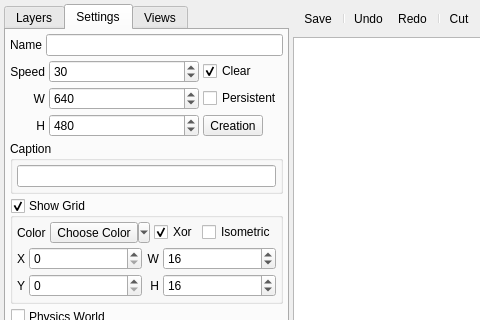
Before: the Qt Designer form Editors/RoomEditor.ui in enigma-dev/RadialGM, drawn with Qt 5; both pictures show x 0 to 480 and y 0 to 320 of the 999 by 651 pixel window.
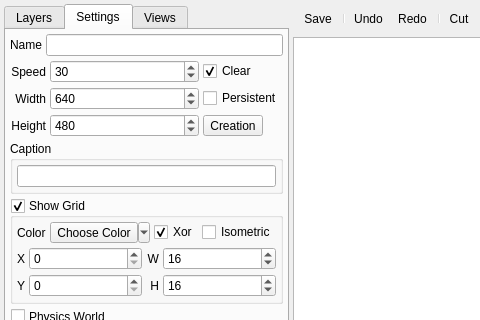
After: the same form once the commit is applied. Icons and pictures are not drawn.

Commit message: settings tab layout tweak for width/height

Patch:
```diff
--- a/Editors/RoomEditor.ui
+++ b/Editors/RoomEditor.ui
@@ -285,7 +285,7 @@
               <string>Width</string>
              </property>
              <property name="text">
-              <string>W</string>
+              <string>Width</string>
              </property>
              <property name="alignment">
               <set>Qt::AlignRight|Qt::AlignTrailing|Qt::AlignVCenter</set>
@@ -311,7 +311,7 @@
               <string>Height</string>
              </property>
              <property name="text">
-              <string>H</string>
+              <string>Height</string>
              </property>
              <property name="alignment">
               <set>Qt::AlignRight|Qt::AlignTrailing|Qt::AlignVCenter</set>
```
